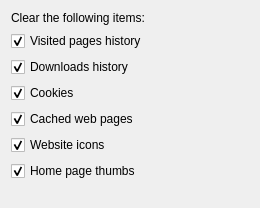
Old version of the form src/cleardata.ui in the repository KDE/rekonq.
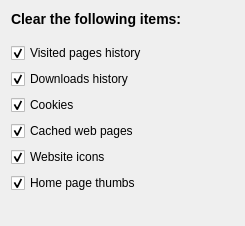
New version of the form.

Commit message: Improved "Clear Private Data" dialog appearance Not a Qt::sheet : use a gradient for background Add Caption Descriptive button text <h3> "clear the following items" Spacers

Patch:
```diff
--- a/src/cleardata.ui
+++ b/src/cleardata.ui
@@ -6,8 +6,8 @@
    <rect>
     <x>0</x>
     <y>0</y>
-    <width>260</width>
-    <height>208</height>
+    <width>245</width>
+    <height>226</height>
    </rect>
   </property>
   <property name="windowTitle">
@@ -16,11 +16,33 @@
   <layout class="QVBoxLayout" name="verticalLayout">
    <item>
     <widget class="QLabel" name="label">
+     <property name="sizePolicy">
+      <sizepolicy hsizetype="Fixed" vsizetype="Fixed">
+       <horstretch>0</horstretch>
+       <verstretch>0</verstretch>
+      </sizepolicy>
+     </property>
      <property name="text">
-      <string>Clear the following items:</string>
+      <string>&lt;h3&gt;Clear the following items:&lt;/h3&gt;</string>
      </property>
     </widget>
    </item>
+   <item>
+    <spacer name="verticalSpacer_2">
+     <property name="orientation">
+      <enum>Qt::Vertical</enum>
+     </property>
+     <property name="sizeType">
+      <enum>QSizePolicy::Fixed</enum>
+     </property>
+     <property name="sizeHint" stdset="0">
+      <size>
+       <width>20</width>
+       <height>10</height>
+      </size>
+     </property>
+    </spacer>
+   </item>
    <item>
     <widget class="QCheckBox" name="clearHistory">
      <property name="text">
@@ -86,10 +108,13 @@
      <property name="orientation">
       <enum>Qt::Vertical</enum>
      </property>
+     <property name="sizeType">
+      <enum>QSizePolicy::MinimumExpanding</enum>
+     </property>
      <property name="sizeHint" stdset="0">
       <size>
        <width>20</width>
-       <height>40</height>
+       <height>15</height>
       </size>
      </property>
     </spacer>
```
Left out of the diff: 3 changed lines with no effect on the pictures. The commit also changes 1 other file.
